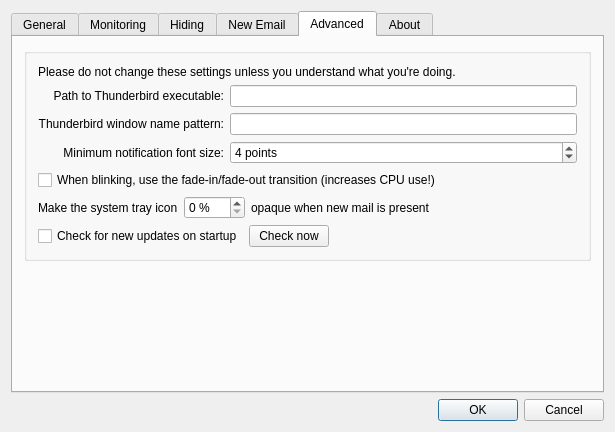
Before: the Qt Designer form src/dialogsettings.ui in gyunaev/birdtray, drawn with Qt 5.
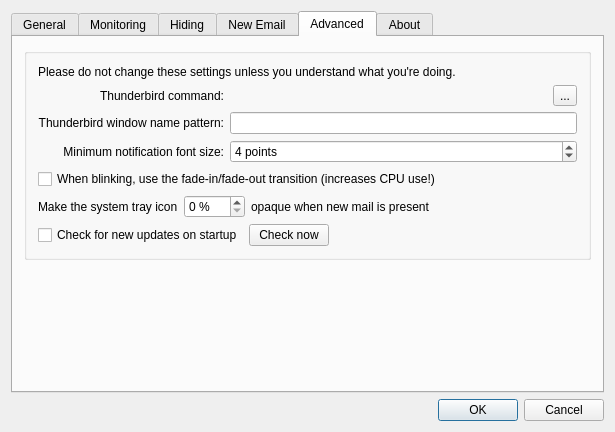
After: the same form once the commit is applied. The open tabs and pages were chosen to show the change. Icons and pictures are not drawn. Custom widgets are drawn as their Qt base class.

Commit message: Allow to edit the Thunderbird command with arguments

Diff of the .ui file:
```diff
--- a/src/dialogsettings.ui
+++ b/src/dialogsettings.ui
@@ -732,22 +732,34 @@
            </widget>
           </item>
           <item>
-           <layout class="QGridLayout" name="gridLayout_3">
+           <layout class="QGridLayout" name="gridLayout_3" columnstretch="0,1,0">
+            <item row="1" column="1" colspan="2">
+             <widget class="QLineEdit" name="leThunderbirdWindowMatch"/>
+            </item>
             <item row="0" column="0">
              <widget class="QLabel" name="label_7">
+              <property name="sizePolicy">
+               <sizepolicy hsizetype="Minimum" vsizetype="Preferred">
+                <horstretch>0</horstretch>
+                <verstretch>0</verstretch>
+               </sizepolicy>
+              </property>
               <property name="text">
-               <string>Path to Thunderbird executable:</string>
+               <string>Thunderbird command:</string>
               </property>
               <property name="alignment">
                <set>Qt::AlignRight|Qt::AlignTrailing|Qt::AlignVCenter</set>
               </property>
              </widget>
             </item>
-            <item row="0" column="1">
-             <widget class="QLineEdit" name="leThunderbirdBinary"/>
-            </item>
             <item row="1" column="0">
              <widget class="QLabel" name="label_8">
+              <property name="sizePolicy">
+               <sizepolicy hsizetype="Minimum" vsizetype="Preferred">
+                <horstretch>0</horstretch>
+                <verstretch>0</verstretch>
+               </sizepolicy>
+              </property>
               <property name="text">
                <string>Thunderbird window name pattern:</string>
               </property>
@@ -756,11 +768,14 @@
               </property>
              </widget>
             </item>
-            <item row="1" column="1">
-             <widget class="QLineEdit" name="leThunderbirdWindowMatch"/>
-            </item>
             <item row="2" column="0">
              <widget class="QLabel" name="label_11">
+              <property name="sizePolicy">
+               <sizepolicy hsizetype="Minimum" vsizetype="Preferred">
+                <horstretch>0</horstretch>
+                <verstretch>0</verstretch>
+               </sizepolicy>
+              </property>
               <property name="text">
                <string>Minimum notification font size:</string>
               </property>
@@ -769,8 +784,14 @@
               </property>
              </widget>
             </item>
-            <item row="2" column="1">
+            <item row="2" column="1" colspan="2">
              <widget class="QSpinBox" name="spinMinimumFontSize">
+              <property name="sizePolicy">
+               <sizepolicy hsizetype="Expanding" vsizetype="Fixed">
+                <horstretch>0</horstretch>
+                <verstretch>0</verstretch>
+               </sizepolicy>
+              </property>
               <property name="suffix">
                <string> points</string>
               </property>
@@ -785,6 +806,32 @@
               </property>
              </widget>
             </item>
+            <item row="0" column="1">
+             <widget class="QLabel" name="thunderbirdCommandLabel">
+              <property name="sizePolicy">
+               <sizepolicy hsizetype="Ignored" vsizetype="Preferred">
+                <horstretch>0</horstretch>
+                <verstretch>0</verstretch>
+               </sizepolicy>
+              </property>
+              <property name="text">
+               <string notr="true"/>
+              </property>
+              <property name="alignment">
+               <set>Qt::AlignRight|Qt::AlignTrailing|Qt::AlignVCenter</set>
+              </property>
+             </widget>
+            </item>
+            <item row="0" column="2">
+             <widget class="QToolButton" name="thunderbirdCommandEditButton">
+              <property name="toolTip">
+               <string>Edit the Thunderbird command</string>
+              </property>
+              <property name="text">
+               <string notr="true">...</string>
+              </property>
+             </widget>
+            </item>
            </layout>
           </item>
           <item>
```
Left out of the diff: 44 changed lines with no effect on the pictures. The commit also changes 4 other files.
